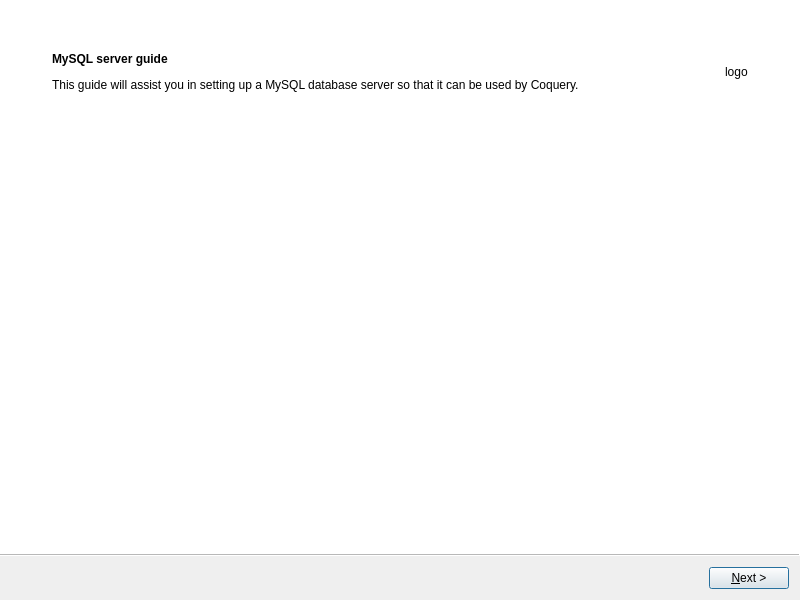
The window that coquery/gui/mysql_guide.ui (gkunter/coquery) describes before a commit, drawn with Qt 5.
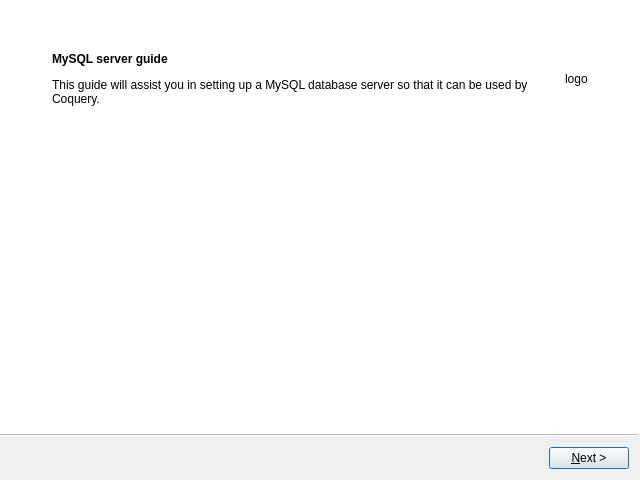
The same window after the commit.

```diff
--- a/coquery/gui/mysql_guide.ui
+++ b/coquery/gui/mysql_guide.ui
@@ -6,8 +6,8 @@
    <rect>
     <x>0</x>
     <y>0</y>
-    <width>800</width>
-    <height>600</height>
+    <width>640</width>
+    <height>480</height>
    </rect>
   </property>
   <property name="windowTitle">
```
